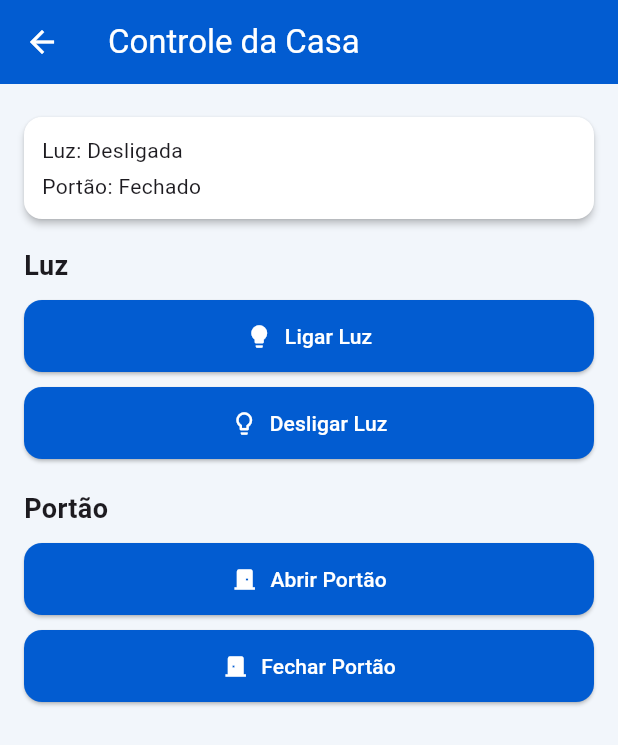
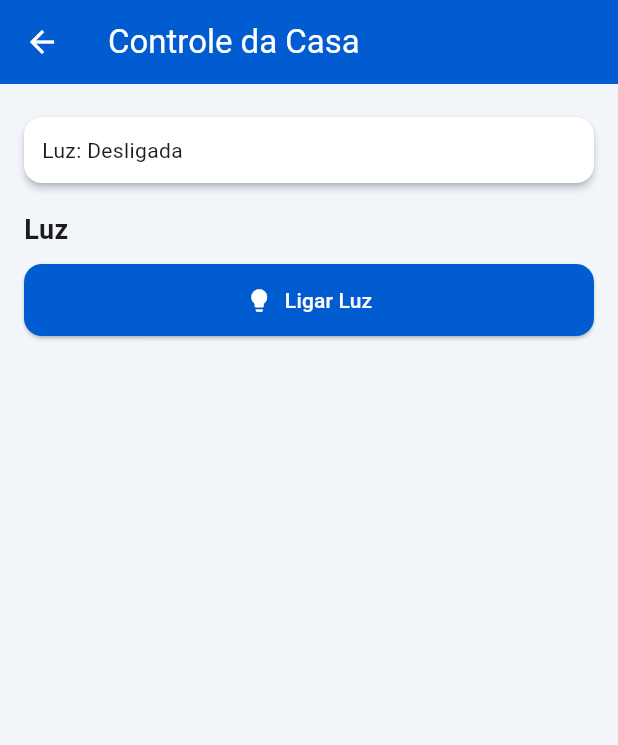
Before and after one commit to arthurlunkes/mobile-home-assist, a Flutter app: the ControlPage screen opened directly, on a phone screen of 412 x 824 dp. Shown: the top 745 px of the screen. Run offline on Flutter 3.47's test engine with Material 3 defaults, Android fonts, the phone set to English and light mode, and no system bars; our stand-ins replace sqflite; accounts and stored records are empty.

Commit message:
Deixado apenas um botão para ligar e desligar a Luz.

```diff
--- a/lib/pages/control_page.dart
+++ b/lib/pages/control_page.dart
@@ -41,14 +41,6 @@ class _ControlPageState extends State<ControlPage> {
     await _controller.setLuz(false);
   }
 
-  Future<void> _openGate() async {
-    await _controller.setPortao(true);
-  }
-
-  Future<void> _closeGate() async {
-    await _controller.setPortao(false);
-  }
-
   @override
   Widget build(BuildContext context) {
     final state = _controller.state;
@@ -67,8 +59,6 @@ class _ControlPageState extends State<ControlPage> {
                   crossAxisAlignment: CrossAxisAlignment.start,
                   children: [
                     Text('Luz: ${state.lightOn ? 'Ligada' : 'Desligada'}'),
-                    const SizedBox(height: 4),
-                    Text('Portão: ${state.gateOpen ? 'Aberto' : 'Fechado'}'),
                   ],
                 ),
               ),
@@ -82,40 +72,9 @@ class _ControlPageState extends State<ControlPage> {
             const SizedBox(height: 10),
 
             ActionButton(
-              label: 'Ligar Luz',
-              icon: Icons.lightbulb,
-              onPressed: _turnLightOn,
-            ),
-
-            const SizedBox(height: 10),
-
-            ActionButton(
-              label: 'Desligar Luz',
-              icon: Icons.lightbulb_outline,
-              onPressed: _turnLightOff,
-            ),
-
-            const SizedBox(height: 20),
-
-            const Text(
-              'Portão',
-              style: TextStyle(fontSize: 18, fontWeight: FontWeight.bold),
-            ),
-
-            const SizedBox(height: 10),
-
-            ActionButton(
-              label: 'Abrir Portão',
-              icon: Icons.door_front_door,
-              onPressed: _openGate,
-            ),
-
-            const SizedBox(height: 10),
-
-            ActionButton(
-              label: 'Fechar Portão',
-              icon: Icons.door_back_door,
-              onPressed: _closeGate,
+              label: state.lightOn ? 'Desligar Luz' : 'Ligar Luz',
+              icon: state.lightOn ? Icons.lightbulb_outline : Icons.lightbulb,
+              onPressed: state.lightOn ? _turnLightOff : _turnLightOn,
             ),
           ],
         ),
```
